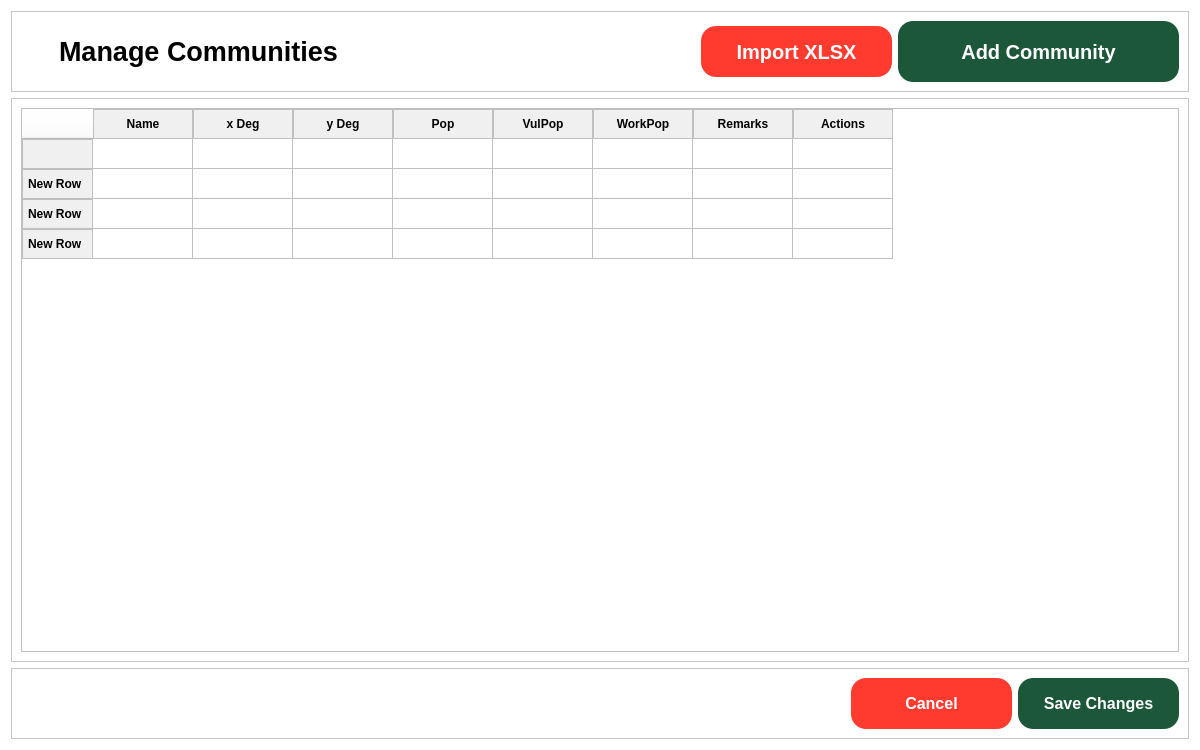
Before: the Qt Designer form FE/entityManagement.ui in Lucianono/ShelterAlloc_Thesis, drawn with Qt 5.
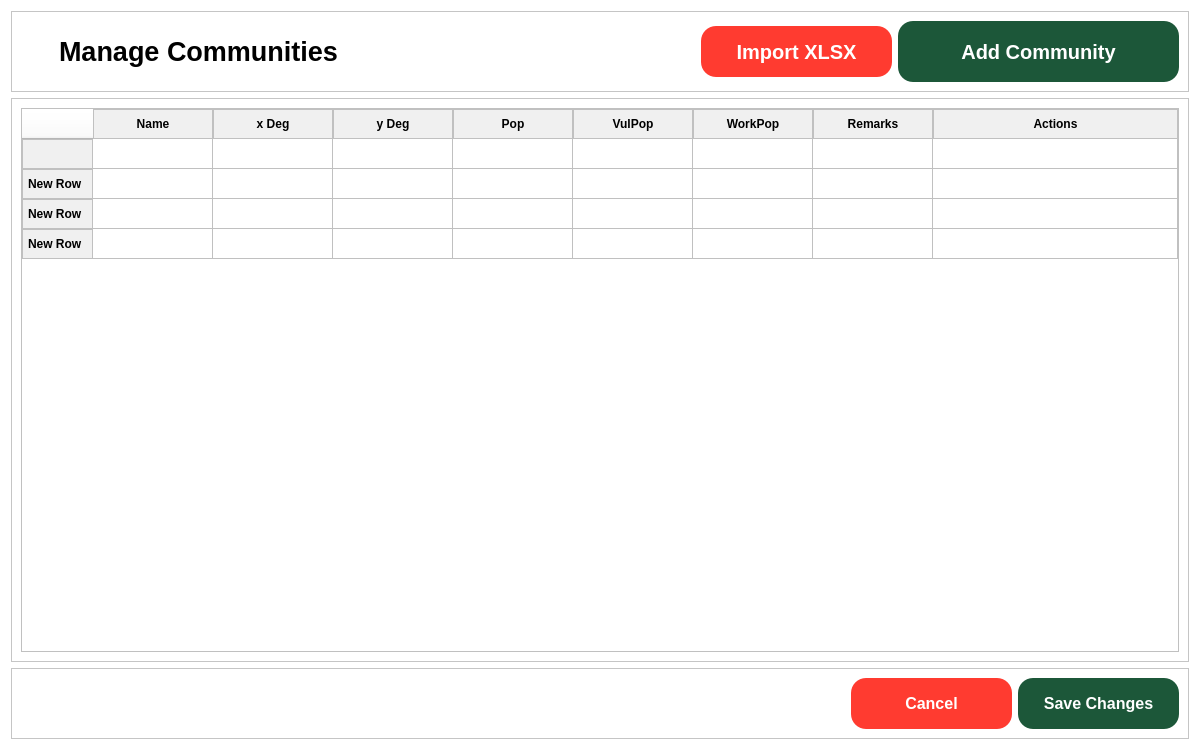
After: the same form once the commit is applied. Icons and pictures are not drawn.

Commit message: table are stretched

```diff
--- a/FE/entityManagement.ui
+++ b/FE/entityManagement.ui
@@ -255,6 +255,21 @@
         <property name="frameShadow">
          <enum>QFrame::Raised</enum>
         </property>
+        <attribute name="horizontalHeaderVisible">
+         <bool>true</bool>
+        </attribute>
+        <attribute name="horizontalHeaderDefaultSectionSize">
+         <number>120</number>
+        </attribute>
+        <attribute name="horizontalHeaderStretchLastSection">
+         <bool>true</bool>
+        </attribute>
+        <attribute name="verticalHeaderVisible">
+         <bool>true</bool>
+        </attribute>
+        <attribute name="verticalHeaderHighlightSections">
+         <bool>true</bool>
+        </attribute>
         <row>
          <property name="text">
           <string/>
```
The commit also changes 1 other file.
